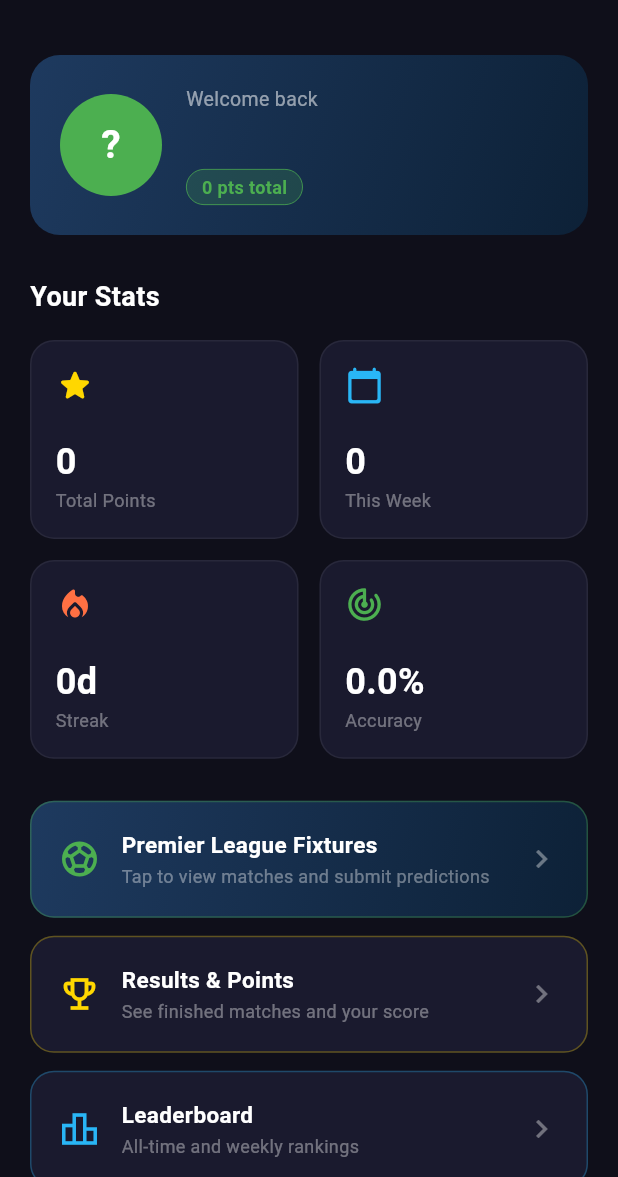
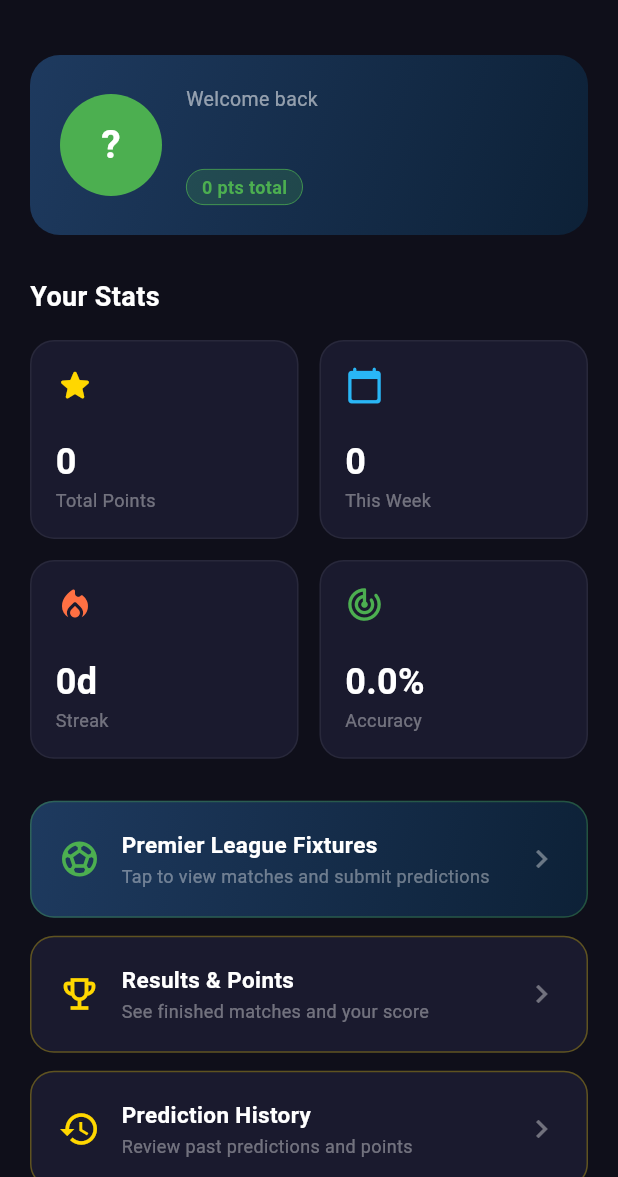
Before and after one commit to Mattathiasa/prediction_league, a Flutter app: the screen it shows once a user with an empty profile is signed in, on a phone screen of 412 x 824 dp, the part 59-1236 px from its top. Run offline on Flutter 3.47's test engine with Material 3 defaults, Android fonts, the phone set to English and light mode, and no system bars; our stand-ins replace cached_network_image, cloud_firestore, firebase_auth, firebase_core, flutter_local_notifications, google_sign_in and 2 more; accounts and stored records are empty; generated files the repository leaves out were written again.

```diff
--- a/lib/screens/home_screen.dart
+++ b/lib/screens/home_screen.dart
@@ -5,6 +5,7 @@ import '../services/auth_service.dart';
 import '../models/user_model.dart';
 import 'admin_screen.dart';
 import 'fixture_list_screen.dart';
+import 'history_screen.dart';
 import 'leaderboard_screen.dart';
 import 'my_league_screen.dart';
 import 'profile_screen.dart';
@@ -87,6 +88,8 @@ class HomeScreen extends StatelessWidget {
             _FixturesNavCard(),
             const SizedBox(height: 12),
             _ResultsNavCard(),
+            const SizedBox(height: 12),
+            _HistoryNavCard(),
             const SizedBox(height: 12),
             _LeaderboardNavCard(),
             const SizedBox(height: 12),
@@ -427,6 +430,55 @@ class _ResultsNavCard extends StatelessWidget {
   }
 }
 
+class _HistoryNavCard extends StatelessWidget {
+  @override
+  Widget build(BuildContext context) {
+    return GestureDetector(
+      onTap: () => Navigator.push(
+        context,
+        MaterialPageRoute(builder: (_) => const HistoryScreen()),
+      ),
+      child: Container(
+        width: double.infinity,
+        padding: const EdgeInsets.all(18),
+        decoration: BoxDecoration(
+          color: const Color(0xFF1A1A2E),
+          borderRadius: BorderRadius.circular(16),
+          border: Border.all(
+              color: const Color(0xFFFFD700).withValues(alpha: 0.3)),
+        ),
+        child: const Row(
+          children: [
+            Icon(Icons.history,
+                color: Color(0xFFFFD700), size: 28),
+            SizedBox(width: 14),
+            Expanded(
+              child: Column(
+                crossAxisAlignment: CrossAxisAlignment.start,
+                children: [
+                  Text(
+                    'Prediction History',
+                    style: TextStyle(
+                        color: Colors.white,
+                        fontWeight: FontWeight.bold,
+                        fontSize: 15),
+                  ),
+                  SizedBox(height: 2),
+                  Text(
+                    'Review past predictions and points',
+                    style: TextStyle(color: Colors.white38, fontSize: 12),
+                  ),
+                ],
+              ),
+            ),
+            Icon(Icons.chevron_right, color: Colors.white38),
+          ],
+        ),
+      ),
+    );
+  }
+}
+
 class _LeaderboardNavCard extends StatelessWidget {
   @override
   Widget build(BuildContext context) {
--- a/lib/services/prediction_service.dart
+++ b/lib/services/prediction_service.dart
@@ -2,6 +2,13 @@ import 'package:cloud_firestore/cloud_firestore.dart';
 import '../models/fixture_model.dart';
 import '../models/prediction_model.dart';
 import 'badge_service.dart';
+
+class HistoryEntry {
+  final FixtureModel? fixture;
+  final PredictionModel prediction;
+
+  HistoryEntry({required this.fixture, required this.prediction});
+}
 
 class PredictionService {
   final FirebaseFirestore _db = FirebaseFirestore.instance;
@@ -56,6 +63,45 @@ class PredictionService {
             .toList());
   }
 
+  // Scored predictions only (locked == true), newest fixture first
+  Stream<List<PredictionModel>> userScoredPredictions(String userId) {
+    return _db
+        .collection('predictions')
+        .where('userId', isEqualTo: userId)
+        .where('locked', isEqualTo: true)
+        .snapshots()
+        .map((snap) => snap.docs
+            .map((d) => PredictionModel.fromFirestore(d.data(), d.id))
+            .toList());
+  }
+
+  // Combined stream: scored predictions joined with their fixtures
+  // Uses combineLatestStreams pattern via transform
+  Stream<List<HistoryEntry>> userHistory(String userId) {
+    final predStream = userScoredPredictions(userId);
+    final fixtureService = _FixtureLookup(_db);
+
+    return predStream.asyncMap((predictions) async {
+      if (predictions.isEmpty) return <HistoryEntry>[];
+
+      final fixtureIds = predictions.map((p) => p.fixtureId).toSet().toList();
+      final fixtures = await fixtureService.fetchByIds(fixtureIds);
+      final fixtureMap = {for (final f in fixtures) f.fixtureId: f};
+
+      final history = predictions
+          .map((p) => HistoryEntry(
+              fixture: fixtureMap[p.fixtureId], prediction: p))
+          .toList()
+        ..sort((a, b) {
+          final aTime = a.fixture?.kickoff ?? a.prediction.submittedAt;
+          final bTime = b.fixture?.kickoff ?? b.prediction.submittedAt;
+          return bTime.compareTo(aTime);
+        });
+
+      return history;
+    });
+  }
+
   Future<PredictionModel?> getPrediction(
       String userId, String fixtureId) async {
     final snap =
@@ -64,3 +110,24 @@ class PredictionService {
     return PredictionModel.fromFirestore(snap.data()!, snap.id);
   }
 }
+
+// Helper to batch-fetch fixtures (respects Firestore whereIn limit of 10)
+class _FixtureLookup {
+  final FirebaseFirestore _db;
+  _FixtureLookup(this._db);
+
+  Future<List<FixtureModel>> fetchByIds(List<String> ids) async {
+    if (ids.isEmpty) return [];
+    final all = <FixtureModel>[];
+    for (var i = 0; i < ids.length; i += 10) {
+      final chunk = ids.sublist(i, (i + 10 > ids.length) ? ids.length : i + 10);
+      final snap = await _db
+          .collection('fixtures')
+          .where(FieldPath.documentId, whereIn: chunk)
+          .get();
+      all.addAll(snap.docs
+          .map((d) => FixtureModel.fromFirestore(d.data(), d.id)));
+    }
+    return all;
+  }
+}
```
Also changed, not shown: lib/providers/prediction_provider.dart (+11 -0 lines), lib/screens/history_screen.dart (added, +298 -0 lines).
